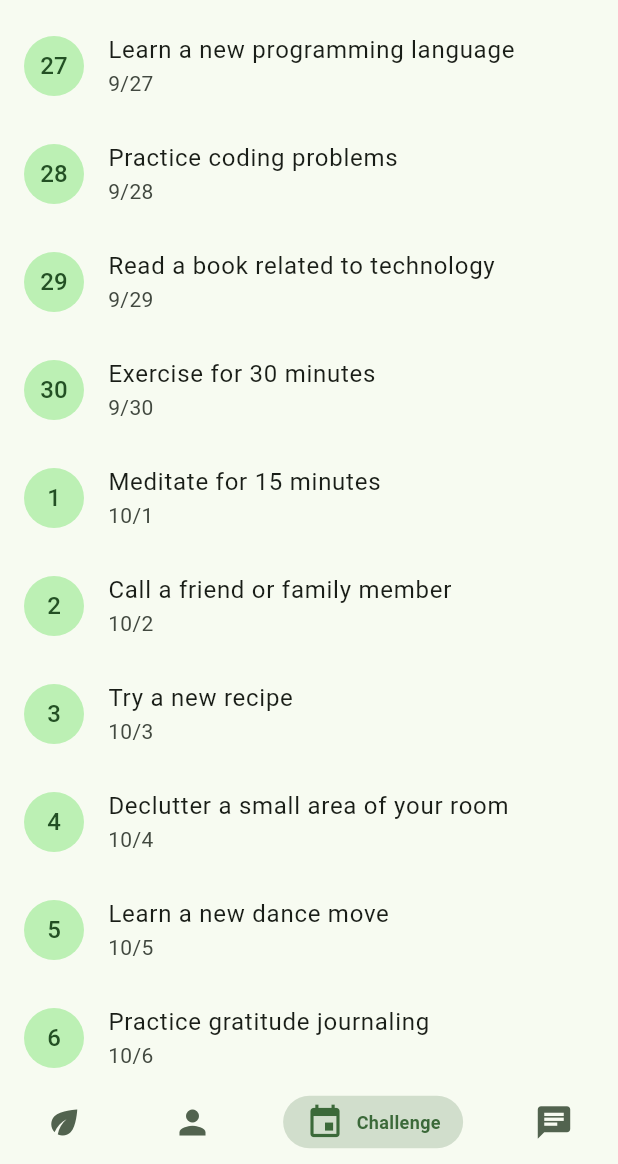
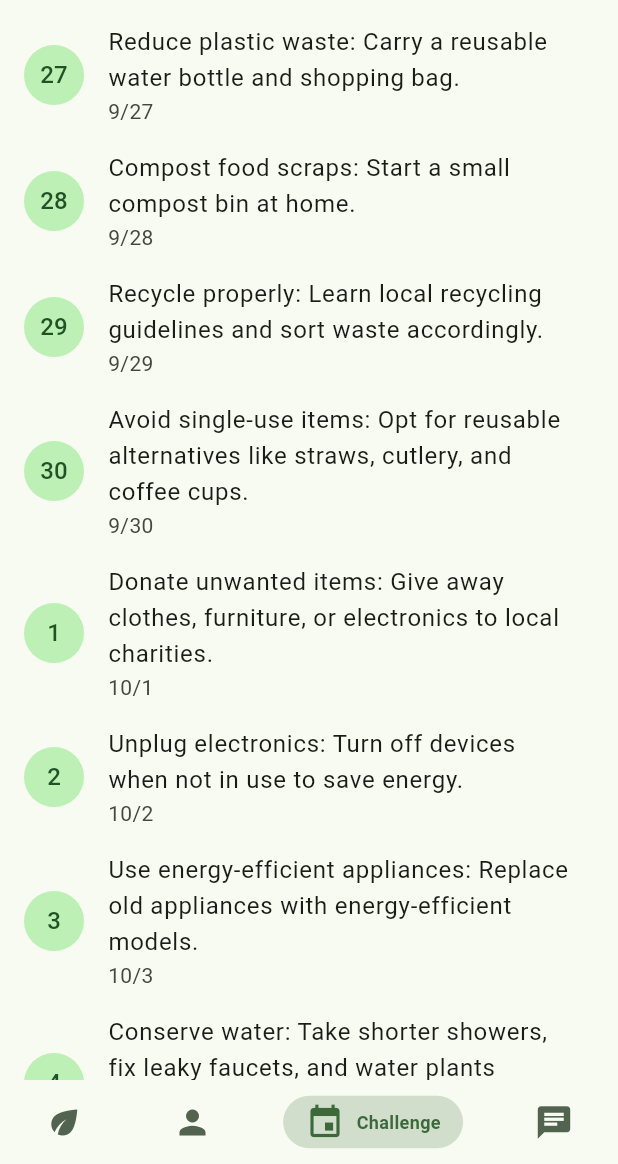
Before and after one commit to Ahmadu-Suleiman/ReThink, a Flutter app: the screen it shows after launch, item 3 of the bottom bar chosen, on a phone screen of 412 x 824 dp, the part 72-1236 px from its top. Run offline on Flutter 3.47's test engine with Material 3 defaults, Android fonts, the phone set to English and light mode, and no system bars; drawn by our look-alikes of persistent_bottom_nav_bar; our stand-ins replace cached_network_image, camera, cloud_firestore, firebase_auth, firebase_core, flutter_dotenv and 5 more; accounts and stored records are empty.

Commit message:
use memory list for challenges

```diff
--- a/lib/pages/challenge_page.dart
+++ b/lib/pages/challenge_page.dart
@@ -1,19 +1,8 @@
 import 'package:flutter/material.dart';
 
+import '../util.dart';
+
 class ChallengePage extends StatelessWidget {
-  final List<String> dailyChallenges = [
-    'Learn a new programming language',
-    'Practice coding problems',
-    'Read a book related to technology',
-    'Exercise for 30 minutes',
-    'Meditate for 15 minutes',
-    'Call a friend or family member',
-    'Try a new recipe',
-    'Declutter a small area of your room',
-    'Learn a new dance move',
-    'Practice gratitude journaling',
-  ];
-
   final List<DateTime> challengeDates = [
     DateTime.now().add(const Duration(days: 0)),
     DateTime.now().add(const Duration(days: 1)),
@@ -33,16 +22,14 @@ class ChallengePage extends StatelessWidget {
   @override
   Widget build(BuildContext context) {
     return Scaffold(
-      body: ListView.builder(
-        itemCount: dailyChallenges.length,
-        itemBuilder: (context, index) {
-          return ListTile(
-            leading: CircleAvatar(child: Text('${challengeDates[index].day}')),
-            title: Text(dailyChallenges[index]),
-            subtitle: Text('${challengeDates[index].month}/${challengeDates[index].day}'),
-          );
-        },
-      ),
-    );
+        body: ListView.builder(
+            itemCount: Util.dailyChallenges.length,
+            itemBuilder: (context, index) {
+              DateTime date = DateTime.now().add(Duration(days: index));
+              return ListTile(
+                  leading: CircleAvatar(child: Text('${date.day}')),
+                  title: Text(Util.dailyChallenges[index]),
+                  subtitle: Text('${date.month}/${date.day}'));
+            }));
   }
 }
--- /dev/null
+++ b/lib/util.dart
@@ -0,0 +1,34 @@
+class Util {
+  static List<String> dailyChallenges = [
+    'Reduce plastic waste: Carry a reusable water bottle and shopping bag.',
+    'Compost food scraps: Start a small compost bin at home.',
+    'Recycle properly: Learn local recycling guidelines and sort waste accordingly.',
+    'Avoid single-use items: Opt for reusable alternatives like straws, cutlery, and coffee cups.',
+    'Donate unwanted items: Give away clothes, furniture, or electronics to local charities.',
+    'Unplug electronics: Turn off devices when not in use to save energy.',
+    'Use energy-efficient appliances: Replace old appliances with energy-efficient models.',
+    'Conserve water: Take shorter showers, fix leaky faucets, and water plants efficiently.',
+    'Reduce air conditioning usage: Use fans or natural ventilation whenever possible.',
+    'Switch to renewable energy: Explore options for solar or wind power if feasible.',
+    'Walk or bike: Use active transportation for short trips to reduce carbon emissions.',
+    'Carpool: Share rides with friends or colleagues to reduce traffic congestion.',
+    'Use public transportation: Take buses or trains whenever possible.',
+    'Support sustainable transportation initiatives: Advocate for better public transportation infrastructure.',
+    'Reduce air travel: Consider alternative travel options or plan trips more efficiently.',
+    'Buy local: Support local businesses and reduce the environmental impact of transportation.',
+    'Choose sustainable products: Look for products made from recycled or eco-friendly materials.',
+    'Reduce meat consumption: Opt for plant-based alternatives or reduce meat intake.',
+    'Support fair trade: Choose products that are produced ethically and support fair labor practices.',
+    'Avoid palm oil products: Contribute to the conservation of rainforests by avoiding palm oil.',
+    'Volunteer: Give back to your community by volunteering for local organizations.',
+    'Join a sustainability group: Connect with like-minded individuals and participate in community initiatives.',
+    'Educate others: Share your knowledge of sustainability with friends, family, and colleagues.',
+    'Participate in local events: Attend sustainability fairs, workshops, or conferences.',
+    'Support local policies: Advocate for sustainable policies and initiatives in your community.',
+    'Mindfulness and meditation: Practice mindfulness or meditation to reduce stress and promote well-being.',
+    'Healthy eating: Choose nutritious foods and reduce consumption of processed foods.',
+    'Regular exercise: Engage in physical activity to improve your health and well-being.',
+    'Get enough sleep: Prioritize sleep to enhance your energy levels and focus.',
+    'Spend time in nature: Connect with the natural world through activities like hiking, gardening, or simply enjoying outdoor spaces.'
+  ];
+}
```
